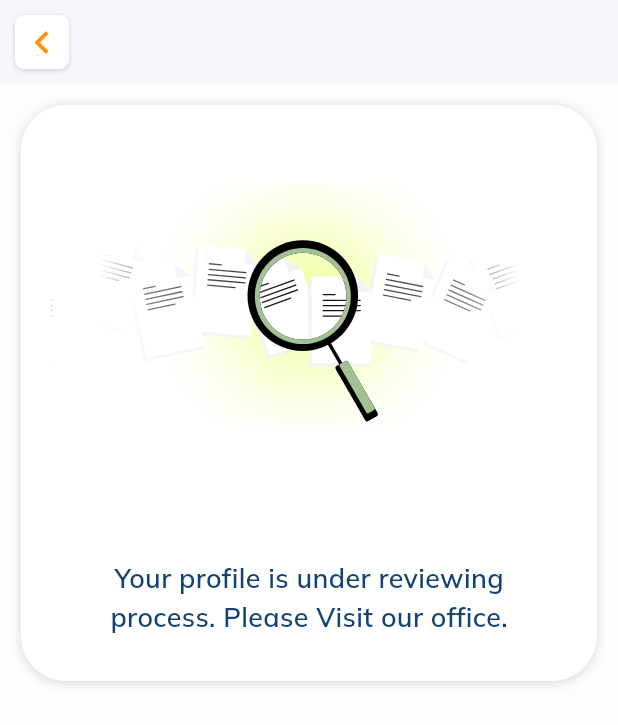
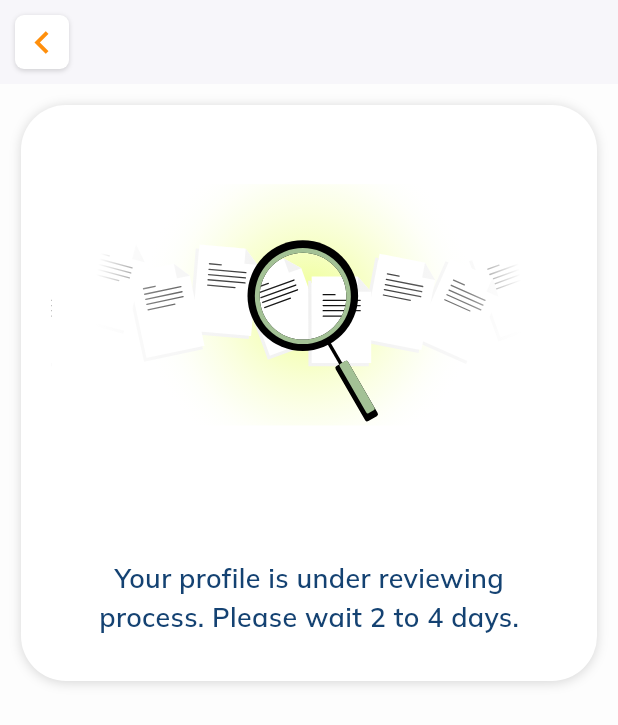
Before and after one commit to anjaniservices369/rubia-app-driverpartner-flutter, a Flutter app: the ProfileReview screen opened directly, on a phone screen of 412 x 824 dp. Shown: the top 725 px of the screen. Run offline on Flutter 3.47's test engine with Material 3 defaults, Android fonts, the phone set to English and light mode, and no system bars; our stand-ins replace action_slider, animated_splash_screen, audioplayers, awesome_dialog, badges, cached_network_image and 30 more; missing offline and left inert: android_intent_plus, flutter_background_service, flutter_cashfree_pg_sdk, geocoder2, google_maps_place_picker_mb, loading_icon_button and 5 more; accounts and stored records are empty.

Commit message:
Profile review screen: say 'Please wait 2 to 4 days' instead of 'Please Visit our office'; note the approval flow in the owner guide
Co-Authored-By: Claude Sonnet 5.5 <noreply@anthropic.com>

```diff
--- a/lib/views/profile_review/profile_review.dart
+++ b/lib/views/profile_review/profile_review.dart
@@ -230,7 +230,7 @@ class _ProfileReviewState extends State<ProfileReview> {
                                             isTab(context) ? 11.sp : 13.sp),
                                   ),
                                   Text(
-                                    "process. Please Visit our office.".tr,
+                                    "process. Please wait 2 to 4 days.".tr,
                                     style: GoogleFonts.mulish(
                                         color: tSecondaryColor,
                                         fontWeight: FontWeight.w600,
```
Also changed, not shown: 1 other file.
